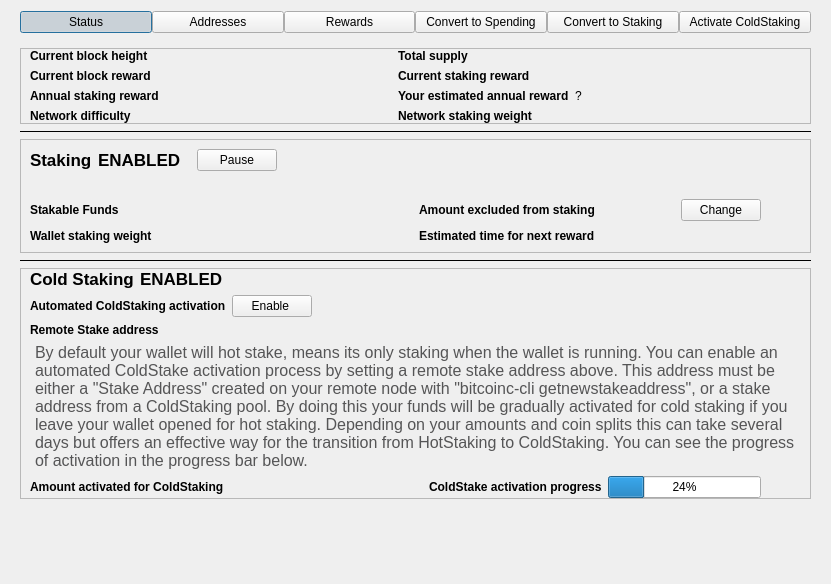
This is src/qt/forms/stakingdialog.ui in Bitcoin-Confidential/BitcoinC-Core as Qt 5 draws it before an edit. The edited form follows.
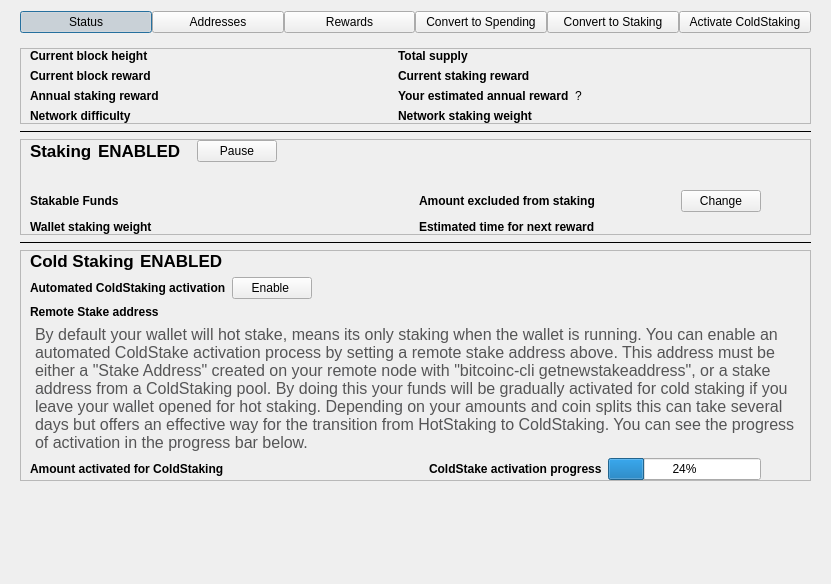
This is the edited form.

Commit message: qt: Added horizontal lines in staking overview

Patch:
```diff
--- a/src/qt/forms/stakingdialog.ui
+++ b/src/qt/forms/stakingdialog.ui
@@ -400,6 +400,12 @@
           <enum>QFrame::Raised</enum>
          </property>
          <layout class="QVBoxLayout" name="verticalLayout_3">
+          <property name="topMargin">
+           <number>0</number>
+          </property>
+          <property name="bottomMargin">
+           <number>0</number>
+          </property>
           <item>
            <layout class="QHBoxLayout" name="horizontalLayoutCoinControl1_2">
             <property name="bottomMargin">
@@ -675,12 +681,27 @@
         </widget>
        </item>
        <item>
-        <widget class="Line" name="coldStakingLine">
-         <property name="frameShadow">
-          <enum>QFrame::Plain</enum>
+        <widget class="QFrame" name="coldStakingLine">
+         <property name="sizePolicy">
+          <sizepolicy hsizetype="Expanding" vsizetype="Preferred">
+           <horstretch>0</horstretch>
+           <verstretch>0</verstretch>
+          </sizepolicy>
          </property>
-         <property name="orientation">
-          <enum>Qt::Horizontal</enum>
+         <property name="minimumSize">
+          <size>
+           <width>0</width>
+           <height>0</height>
+          </size>
+         </property>
+         <property name="maximumSize">
+          <size>
+           <width>16777215</width>
+           <height>16777215</height>
+          </size>
+         </property>
+         <property name="frameShape">
+          <enum>QFrame::HLine</enum>
          </property>
         </widget>
        </item>
```
Left out of the diff: 25 changed lines with no effect on the pictures. The commit also changes 1 other file.
